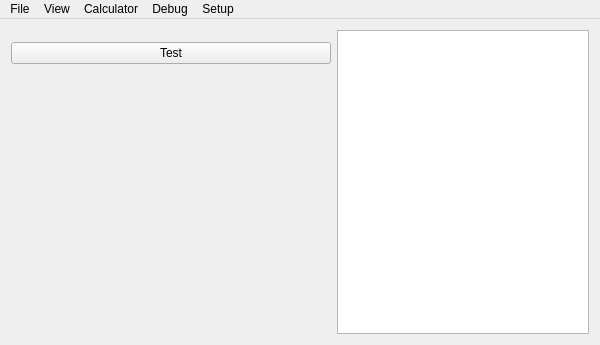
Above: mainwindow.ui from CE-Programming/CEmu before the change. Below: the same form after it.
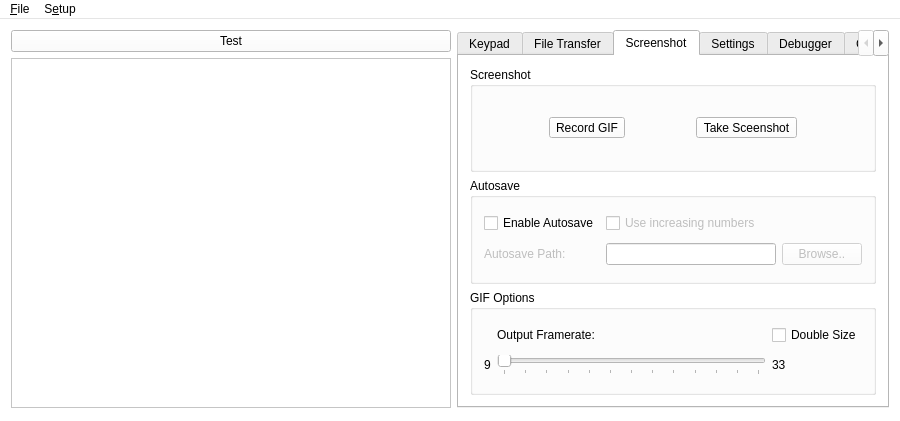
That is the form after the change. The open tabs and pages were chosen to show the change. Icons and pictures are not drawn. Custom widgets are drawn as their Qt base class.

Diff of the .ui file:
```diff
--- a/mainwindow.ui
+++ b/mainwindow.ui
@@ -6,8 +6,8 @@
    <rect>
     <x>0</x>
     <y>0</y>
-    <width>600</width>
-    <height>345</height>
+    <width>900</width>
+    <height>421</height>
    </rect>
   </property>
   <property name="sizePolicy">
@@ -18,30 +18,124 @@
   </property>
   <property name="minimumSize">
    <size>
-    <width>600</width>
-    <height>345</height>
+    <width>900</width>
+    <height>420</height>
    </size>
   </property>
   <property name="maximumSize">
    <size>
-    <width>600</width>
-    <height>345</height>
+    <width>900</width>
+    <height>421</height>
    </size>
   </property>
+  <property name="palette">
+   <palette>
+    <active>
+     <colorrole role="Button">
+      <brush brushstyle="SolidPattern">
+       <color alpha="255">
+        <red>255</red>
+        <green>255</green>
+        <blue>255</blue>
+       </color>
+      </brush>
+     </colorrole>
+     <colorrole role="Base">
+      <brush brushstyle="SolidPattern">
+       <color alpha="255">
+        <red>255</red>
+        <green>255</green>
+        <blue>255</blue>
+       </color>
+      </brush>
+     </colorrole>
+     <colorrole role="Window">
+      <brush brushstyle="SolidPattern">
+       <color alpha="255">
+        <red>255</red>
+        <green>255</green>
+        <blue>255</blue>
+       </color>
+      </brush>
+     </colorrole>
+    </active>
+    <inactive>
+     <colorrole role="Button">
+      <brush brushstyle="SolidPattern">
+       <color alpha="255">
+        <red>255</red>
+        <green>255</green>
+        <blue>255</blue>
+       </color>
+      </brush>
+     </colorrole>
+     <colorrole role="Base">
+      <brush brushstyle="SolidPattern">
+       <color alpha="255">
+        <red>255</red>
+        <green>255</green>
+        <blue>255</blue>
+       </color>
+      </brush>
+     </colorrole>
+     <colorrole role="Window">
+      <brush brushstyle="SolidPattern">
+       <color alpha="255">
+        <red>255</red>
+        <green>255</green>
+        <blue>255</blue>
+       </color>
+      </brush>
+     </colorrole>
+    </inactive>
+    <disabled>
+     <colorrole role="Button">
+      <brush brushstyle="SolidPattern">
+       <color alpha="255">
+        <red>255</red>
+        <green>255</green>
+        <blue>255</blue>
+       </color>
+      </brush>
+     </colorrole>
+     <colorrole role="Base">
+      <brush brushstyle="SolidPattern">
+       <color alpha="255">
+        <red>255</red>
+        <green>255</green>
+        <blue>255</blue>
+       </color>
+      </brush>
+     </colorrole>
+     <colorrole role="Window">
+      <brush brushstyle="SolidPattern">
+       <color alpha="255">
+        <red>255</red>
+        <green>255</green>
+        <blue>255</blue>
+       </color>
+      </brush>
+     </colorrole>
+    </disabled>
+   </palette>
+  </property>
   <property name="windowTitle">
    <string>CEmu</string>
   </property>
+  <property name="styleSheet">
+   <string notr="true"/>
+  </property>
   <widget class="QWidget" name="centralWidget">
    <property name="minimumSize">
     <size>
-     <width>320</width>
-     <height>240</height>
+     <width>900</width>
+     <height>400</height>
     </size>
    </property>
    <property name="maximumSize">
     <size>
-     <width>640</width>
-     <height>480</height>
+     <width>900</width>
+     <height>400</height>
     </size>
    </property>
    <layout class="QHBoxLayout" name="horizontalLayout_3">
@@ -63,19 +157,57 @@
          </widget>
         </item>
         <item>
-         <widget class="LCDWidget" name="widget" native="true">
+         <widget class="QFrame" name="frame">
           <property name="minimumSize">
            <size>
-            <width>320</width>
-            <height>240</height>
+            <width>440</width>
+            <height>350</height>
            </size>
           </property>
           <property name="maximumSize">
            <size>
-            <width>320</width>
-            <height>240</height>
+            <width>440</width>
+            <height>350</height>
            </size>
           </property>
+          <property name="styleSheet">
+           <string notr="true">.QFrame { background-image: url(:/skin/resources/skin/ti84pce.jpg); }</string>
+          </property>
+          <property name="frameShape">
+           <enum>QFrame::StyledPanel</enum>
+          </property>
+          <property name="frameShadow">
+           <enum>QFrame::Raised</enum>
+          </property>
+          <widget class="LCDWidget" name="widget" native="true">
+           <property name="geometry">
+            <rect>
+             <x>62</x>
+             <y>80</y>
+             <width>320</width>
+             <height>240</height>
+            </rect>
+           </property>
+           <property name="minimumSize">
+            <size>
+             <width>320</width>
+             <height>240</height>
+            </size>
+           </property>
+           <property name="maximumSize">
+            <size>
+             <width>320</width>
+             <height>240</height>
+            </size>
+           </property>
+           <property name="palette">
+            <palette>
+             <active/>
+             <inactive/>
+             <disabled/>
+            </palette>
+           </property>
+          </widget>
          </widget>
         </item>
        </layout>
@@ -83,7 +215,271 @@
      </layout>
     </item>
     <item>
-     <widget class="QPlainTextEdit" name="console"/>
+     <widget class="QTabWidget" name="tabWidget">
+      <property name="sizePolicy">
+       <sizepolicy hsizetype="MinimumExpanding" vsizetype="MinimumExpanding">
+        <horstretch>0</horstretch>
+        <verstretch>0</verstretch>
+       </sizepolicy>
+      </property>
+      <property name="layoutDirection">
+       <enum>Qt::LeftToRight</enum>
+      </property>
+      <property name="currentIndex">
+       <number>3</number>
+      </property>
+      <property name="documentMode">
+       <bool>false</bool>
+      </property>
+      <property name="tabsClosable">
+       <bool>false</bool>
+      </property>
+      <property name="movable">
+       <bool>true</bool>
+      </property>
+      <property name="tabBarAutoHide">
+       <bool>true</bool>
+      </property>
+      <widget class="QWidget" name="keypadtab">
+       <attribute name="title">
+        <string>Keypad</string>
+       </attribute>
+      </widget>
+      <widget class="QWidget" name="tab_6">
+       <attribute name="title">
+        <string>File Transfer</string>
+       </attribute>
+       <layout class="QVBoxLayout" name="verticalLayout_5">
+        <item>
+         <widget class="QTreeWidget" name="treeWidget">
+          <column>
+           <property name="text">
+            <string>Filename</string>
+           </property>
+          </column>
+          <column>
+           <property name="text">
+            <string>Size</string>
+           </property>
+          </column>
+         </widget>
+        </item>
+        <item>
+         <widget class="QProgressBar" name="progressBar">
+          <property name="value">
+           <number>0</number>
+          </property>
+          <property name="textVisible">
+           <bool>false</bool>
+          </property>
+         </widget>
+        </item>
+       </layout>
+      </widget>
+      <widget class="QWidget" name="tab_5">
+       <attribute name="title">
+        <string>Screenshot</string>
+       </attribute>
+       <layout class="QVBoxLayout" name="verticalLayout_4">
+        <item>
+         <widget class="QGroupBox" name="groupBox">
+          <property name="title">
+           <string>Screenshot</string>
+          </property>
+          <layout class="QHBoxLayout" name="horizontalLayout_2">
+           <item>
+            <widget class="QToolButton" name="toolButton_2">
+             <property name="text">
+              <string>Record GIF</string>
+             </property>
+            </widget>
+           </item>
+           <item>
+            <widget class="QToolButton" name="toolButton">
+             <property name="text">
+              <string>Take Sceenshot</string>
+             </property>
+            </widget>
+           </item>
+          </layout>
+         </widget>
+        </item>
+        <item>
+         <widget class="QGroupBox" name="groupBox_2">
+          <property name="enabled">
+           <bool>true</bool>
+          </property>
+          <property name="title">
+           <string>Autosave</string>
+          </property>
+          <layout class="QGridLayout" name="gridLayout">
+           <item row="1" column="1">
+            <widget class="QLabel" name="label">
+             <property name="enabled">
+              <bool>false</bool>
+             </property>
+             <property name="text">
+              <string>Autosave Path:</string>
+             </property>
+            </widget>
+           </item>
+           <item row="0" column="1">
+            <widget class="QCheckBox" name="checkBox">
+             <property name="text">
+              <string>Enable Autosave</string>
+             </property>
+            </widget>
+           </item>
+           <item row="1" column="2">
+            <widget class="QLineEdit" name="lineEdit">
+             <property name="enabled">
+              <bool>false</bool>
+             </property>
+            </widget>
+           </item>
+           <item row="1" column="3">
+            <widget class="QPushButton" name="pushButton">
+             <property name="enabled">
+              <bool>false</bool>
+             </property>
+             <property name="text">
+              <string>Browse..</string>
+             </property>
+            </widget>
+           </item>
+           <item row="0" column="2">
+            <widget class="QCheckBox" name="checkBox_2">
+             <property name="enabled">
+              <bool>false</bool>
+             </property>
+             <property name="text">
+              <string>Use increasing numbers</string>
+             </property>
+            </widget>
+           </item>
+          </layout>
+         </widget>
+        </item>
+        <item>
+         <widget class="QGroupBox" name="groupBox_3">
+          <property name="title">
+           <string>GIF Options</string>
+          </property>
+          <layout class="QGridLayout" name="gridLayout_2">
+           <item row="1" column="1">
+            <widget class="QSlider" name="horizontalSlider">
+             <property name="minimum">
+              <number>9</number>
+             </property>
+             <property name="maximum">
+              <number>33</number>
+             </property>
+             <property name="orientation">
+              <enum>Qt::Horizontal</enum>
+             </property>
+             <property name="tickPosition">
+              <enum>QSlider::TicksBelow</enum>
+             </property>
+             <property name="tickInterval">
+              <number>2</number>
+             </property>
+            </widget>
+           </item>
+           <item row="1" column="0">
+            <widget class="QLabel" name="label_3">
+             <property name="text">
+              <string>9</string>
+             </property>
+            </widget>
+           </item>
+           <item row="1" column="2">
+            <widget class="QLabel" name="label_4">
+             <property name="text">
+              <string>33</string>
+             </property>
+            </widget>
+           </item>
+           <item row="0" column="1">
+            <widget class="QLabel" name="label_2">
+             <property name="text">
+              <string>Output Framerate:</string>
+             </property>
+            </widget>
+           </item>
+           <item row="0" column="2">
+            <widget class="QCheckBox" name="checkBox_3">
+             <property name="text">
+              <string>Double Size</string>
+             </property>
+            </widget>
+           </item>
+          </layout>
+          <zorder>horizontalSlider</zorder>
+          <zorder>label_2</zorder>
+          <zorder>label_3</zorder>
+          <zorder>label_4</zorder>
+          <zorder>checkBox_3</zorder>
+         </widget>
+        </item>
+       </layout>
+      </widget>
+      <widget class="QWidget" name="tab_2">
+       <attribute name="title">
+        <string>Settings</string>
+       </attribute>
+       <layout class="QVBoxLayout" name="verticalLayout_3">
+        <item>
+         <widget class="QToolBox" name="toolBox">
+          <property name="currentIndex">
+           <number>0</number>
+          </property>
+          <widget class="QWidget" name="page">
+           <property name="geometry">
+            <rect>
+             <x>0</x>
+             <y>0</y>
+             <width>408</width>
+             <height>284</height>
+            </rect>
+           </property>
+           <attribute name="label">
+            <string>General</string>
+           </attribute>
+          </widget>
+          <widget class="QWidget" name="page_2">
+           <property name="geometry">
+            <rect>
+             <x>0</x>
+             <y>0</y>
+             <width>408</width>
+             <height>284</height>
+            </rect>
+           </property>
+           <attribute name="label">
+            <string>Startup</string>
+           </attribute>
+          </widget>
+         </widget>
+        </item>
+       </layout>
+      </widget>
+      <widget class="QWidget" name="tab_3">
+       <attribute name="title">
+        <string>Debugger</string>
+       </attribute>
+       <layout class="QHBoxLayout" name="horizontalLayout_4"/>
+      </widget>
+      <widget class="QWidget" name="consoletab">
+       <attribute name="title">
+        <string>Console</string>
+       </attribute>
+       <layout class="QVBoxLayout" name="verticalLayout_2">
+        <item>
+         <widget class="QPlainTextEdit" name="console"/>
+        </item>
+       </layout>
+      </widget>
+     </widget>
     </item>
    </layout>
   </widget>
@@ -92,13 +488,13 @@
     <rect>
      <x>0</x>
      <y>0</y>
-     <width>600</width>
+     <width>900</width>
      <height>21</height>
     </rect>
    </property>
    <widget class="QMenu" name="menuFile">
     <property name="title">
-     <string>File</string>
+     <string>&amp;File</string>
     </property>
     <addaction name="actionOpen"/>
     <addaction name="actionSave"/>
@@ -108,65 +504,15 @@
     <addaction name="separator"/>
     <addaction name="actionExit"/>
    </widget>
-   <widget class="QMenu" name="menuView">
-    <property name="title">
-     <string>View</string>
-    </property>
-    <widget class="QMenu" name="menuZoom">
-     <property name="title">
-      <string>Zoom</string>
-     </property>
-     <addaction name="action100_2"/>
-     <addaction name="action200_2"/>
-     <addaction name="action400_2"/>
-    </widget>
-    <addaction name="actionEnable_Skin"/>
-    <addaction name="separator"/>
-    <addaction name="menuZoom"/>
-    <addaction name="separator"/>
-    <addaction name="actionScaled_x2"/>
-   </widget>
-   <widget class="QMenu" name="menuCalculator">
-    <property name="title">
-     <string>Calculator</string>
-    </property>
-    <widget class="QMenu" name="menuSpeed">
-     <property name="title">
-      <string>Speed</string>
-     </property>
-     <addaction name="actionPause"/>
-     <addaction name="action25"/>
-     <addaction name="action50"/>
-     <addaction name="action100"/>
-     <addaction name="action200"/>
-     <addaction name="action400"/>
-     <addaction name="actionMaximum"/>
-     <addaction name="actionCustom"/>
-    </widget>
-    <addaction name="menuSpeed"/>
-    <addaction name="separator"/>
-    <addaction name="actionOptions"/>
-   </widget>
-   <widget class="QMenu" name="menuDebug">
-    <property name="title">
-     <string>Debug</string>
-    </property>
-    <addaction name="actionReset_Calculator"/>
-    <addaction name="actionOpen_Debugger"/>
-    <addaction name="actionTurn_on_calculator"/>
-   </widget>
    <widget class="QMenu" name="menuHelp">
     <property name="title">
-     <string>Setup</string>
+     <string>S&amp;etup</string>
     </property>
     <addaction name="actionSetup_Wizard"/>
     <addaction name="separator"/>
     <addaction name="actionAbout"/>
    </widget>
    <addaction name="menuFile"/>
-   <addaction name="menuView"/>
-   <addaction name="menuCalculator"/>
-   <addaction name="menuDebug"/>
    <addaction name="menuHelp"/>
   </widget>
   <action name="actionNew">
```
Left out of the diff: 7 changed lines with no effect on the pictures.
